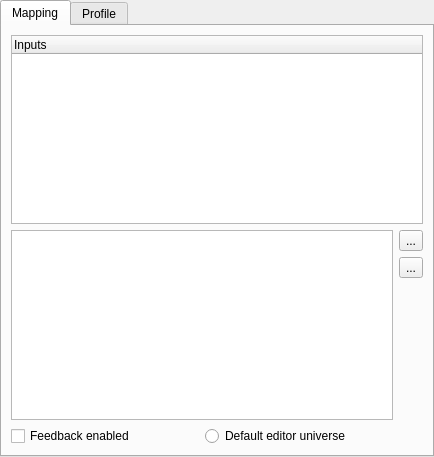
Bondzio/qlc, file trunk/ui/src/inputpatcheditor.ui: the form before one commit.
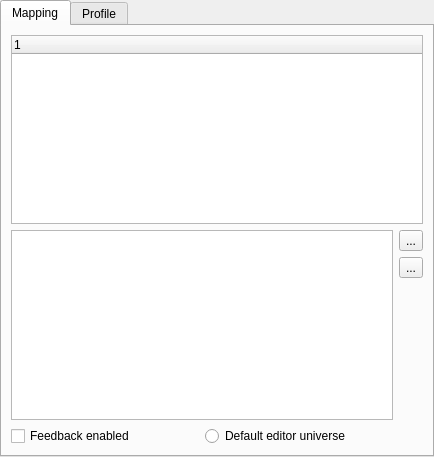
The form after the commit. Icons and pictures are not drawn.

Commit message: No need to define columns in output/inputpatcheditor.ui

The edit to the form file:
```diff
--- a/trunk/ui/src/inputpatcheditor.ui
+++ b/trunk/ui/src/inputpatcheditor.ui
@@ -38,11 +38,6 @@
            <verstretch>0</verstretch>
           </sizepolicy>
          </property>
-         <column>
-          <property name="text">
-           <string>Inputs</string>
-          </property>
-         </column>
         </widget>
        </item>
        <item row="1" column="0" rowspan="3" colspan="2">
```
The commit also changes 1 other file.
